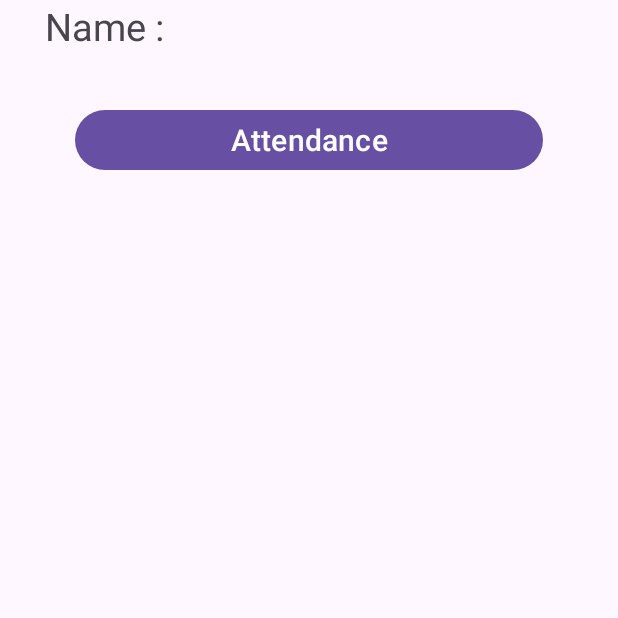
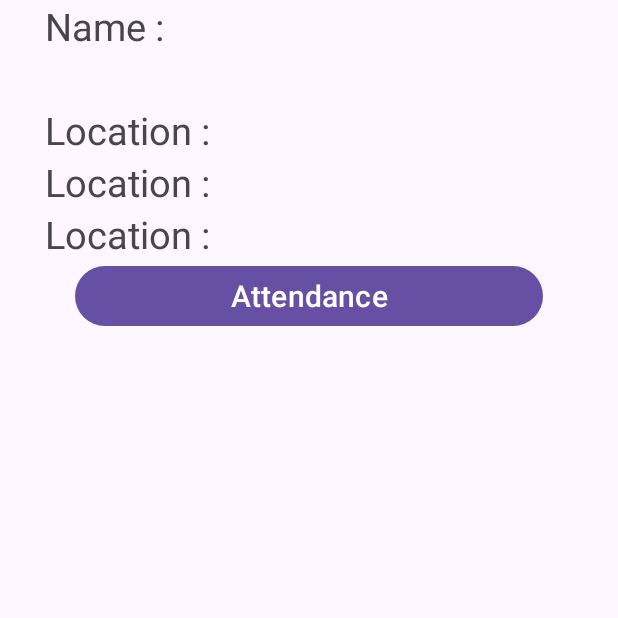
Before and after one commit to ShivkaranYadav/AttendenceManagement, an Android app: the Dashboad screen opened directly, with no data from a screen before it, after a tap on "Attendance", on a phone screen of 412 x 824 dp, the top half of it. Run offline under Robolectric (Android 15) with nearby library versions, the phone set to English and light mode, and no system bars; our stand-ins replace Firebase (no records; nobody signed in at launch, a user with empty details on screens opened directly).

Commit message:
little changes

```diff
--- a/app/src/main/java/com/example/anew/Dashboad.java
+++ b/app/src/main/java/com/example/anew/Dashboad.java
@@ -5,14 +5,24 @@ import static com.example.anew.R.id.attendance;
 
 import androidx.annotation.NonNull;
 import androidx.appcompat.app.AppCompatActivity;
+import androidx.core.app.ActivityCompat;
+import androidx.core.content.ContextCompat;
 
+import android.Manifest;
 import android.annotation.SuppressLint;
+import android.content.pm.PackageManager;
+import android.location.Address;
+import android.location.Geocoder;
+import android.location.Location;
 import android.os.Bundle;
 import android.view.View;
 import android.widget.Button;
 import android.widget.TextView;
 import android.widget.Toast;
 
+import com.google.android.gms.location.FusedLocationProviderClient;
+import com.google.android.gms.location.LocationServices;
+import com.google.android.gms.tasks.OnSuccessListener;
 import com.google.firebase.auth.FirebaseAuth;
 import com.google.firebase.auth.FirebaseUser;
 import com.google.firebase.database.DataSnapshot;
@@ -21,23 +31,42 @@ import com.google.firebase.database.DatabaseReference;
 import com.google.firebase.database.FirebaseDatabase;
 import com.google.firebase.database.ValueEventListener;
 
+import java.io.IOException;
+import java.util.List;
+import java.util.Locale;
+
 public class Dashboad extends AppCompatActivity {
+    // Database variables
     private FirebaseUser user;
     private DatabaseReference reference;
     private String Userid;
     Button Attendance;
 
+    // Location variables
+    FusedLocationProviderClient fusedLocationProviderClient;
+    TextView latitude, longitude, address;
+    Button getLocation;
+    private final static int REQUEST_CODE = 100;
+
+    // Database name retrieval variables
     @SuppressLint("MissingInflatedId")
     @Override
     protected void onCreate(Bundle savedInstanceState) {
         super.onCreate(savedInstanceState);
         setContentView(R.layout.activity_dashboad);
 
+        //location variables
+        latitude = findViewById(R.id.latitude);
+        longitude = findViewById(R.id.longitude);
+        address = findViewById(R.id.location);
+        fusedLocationProviderClient = LocationServices.getFusedLocationProviderClient(this);
+
+        // other variables
         Attendance=(Button) findViewById(R.id.attendance);
         Attendance.setOnClickListener(new View.OnClickListener() {
             @Override
             public void onClick(View view) {
-
+                getLastLocation();
             }
         });
          user = FirebaseAuth.getInstance().getCurrentUser();
@@ -61,4 +90,50 @@ public class Dashboad extends AppCompatActivity {
              }
          });
     }
+
+    // get location method
+    private void getLastLocation() {
+        if (ContextCompat.checkSelfPermission(this, Manifest.permission.ACCESS_FINE_LOCATION) == PackageManager.PERMISSION_GRANTED) {
+            fusedLocationProviderClient.getLastLocation().addOnSuccessListener(new OnSuccessListener<Location>() {
+                @Override
+                public void onSuccess(Location location) {
+                    if (location != null) {
+                        try {
+                            Geocoder geocoder = new Geocoder(Dashboad.this, Locale.getDefault());
+                            List<Address> addresses = geocoder.getFromLocation(location.getLatitude(), location.getLongitude(), 1);
+                            latitude.setText("Latitude: " + addresses.get(0).getLatitude());
+                            longitude.setText("Longitude: " + addresses.get(0).getLongitude());
+                            address.setText("Address: " + addresses.get(0).getAddressLine(0));
+                        } catch (IOException e) {
+                            e.printStackTrace();
+                        }
+                    }
+                }
+            });
+        } else {
+            askPermission();
+        }
+    }
+
+    // ask permission method for checking the permission
+    private void askPermission() {
+        ActivityCompat.requestPermissions(Dashboad.this, new String[]{Manifest.permission.ACCESS_FINE_LOCATION}, REQUEST_CODE);
+    }
+
+    @Override
+    public void onRequestPermissionsResult(int requestCode, @NonNull @org.jetbrains.annotations.NotNull String[] permissions, @NonNull @org.jetbrains.annotations.NotNull int[] grantResults) {
+
+        if (requestCode == REQUEST_CODE)
+        {
+            if (grantResults.length > 0 && grantResults[0] == PackageManager.PERMISSION_GRANTED)
+            {
+                getLastLocation();
+            }
+            else
+            {
+                Toast.makeText(Dashboad.this, "Please provide the required permission", Toast.LENGTH_SHORT).show();
+            }
+        }
+        super.onRequestPermissionsResult(requestCode, permissions, grantResults);
+    }
 }
--- a/app/src/main/java/com/example/anew/login.java
+++ b/app/src/main/java/com/example/anew/login.java
@@ -28,7 +28,7 @@ public class login extends AppCompatActivity
 
     FirebaseAuth auth= FirebaseAuth.getInstance();
     EditText emailId, pass;
-    TextView signin;
+    TextView registerLink;
 
     Button signup;
 
@@ -43,9 +43,9 @@ public class login extends AppCompatActivity
         emailId = (EditText) findViewById(R.id.emailid);
         pass = (EditText) findViewById(R.id.lpass);
         signup = (Button) findViewById(R.id.signup);
-        signin = (TextView) findViewById(R.id.singin_re);
+        registerLink = (TextView) findViewById(R.id.registerLink);
 
-        signin.setOnClickListener(new View.OnClickListener() {
+        registerLink.setOnClickListener(new View.OnClickListener() {
             @Override
             public void onClick(View v) {
                 startActivity(new Intent(getApplicationContext(),MainActivity.class));
--- a/app/src/main/res/layout/activity_dashboad.xml
+++ b/app/src/main/res/layout/activity_dashboad.xml
@@ -23,6 +23,31 @@
         android:textSize="25dp"
         />
 
+    <TextView
+        android:id="@+id/latitude"
+        android:layout_width="match_parent"
+        android:layout_height="wrap_content"
+        android:layout_marginHorizontal="30dp"
+        android:text="Location : "
+        android:textSize="25dp"
+        />
+    <TextView
+        android:id="@+id/longitude"
+        android:layout_width="match_parent"
+        android:layout_height="wrap_content"
+        android:layout_marginHorizontal="30dp"
+        android:text="Location : "
+        android:textSize="25dp"
+        />
+    <TextView
+        android:id="@+id/location"
+        android:layout_width="match_parent"
+        android:layout_height="wrap_content"
+        android:layout_marginHorizontal="30dp"
+        android:text="Location : "
+        android:textSize="25dp"
+        />
+
     <Button
         android:id="@+id/attendance"
         android:layout_width="match_parent"
--- a/app/src/main/res/layout/activity_login.xml
+++ b/app/src/main/res/layout/activity_login.xml
@@ -48,7 +48,7 @@
         />
 
     <TextView
-        android:id="@+id/singin_re"
+        android:id="@+id/registerLink"
         android:gravity="center_horizontal"
         android:layout_marginBottom="30sp"
         android:layout_width="match_parent"
--- a/app/src/main/res/layout/activity_main.xml
+++ b/app/src/main/res/layout/activity_main.xml
@@ -88,7 +88,7 @@
         android:gravity="center"
         android:text="Already have an account? Login"
         android:layout_marginBottom="25sp"
-        android:textSize="18dp" />
+        android:textSize="20dp" />
 
     <Button
         android:id="@+id/Login"
```
